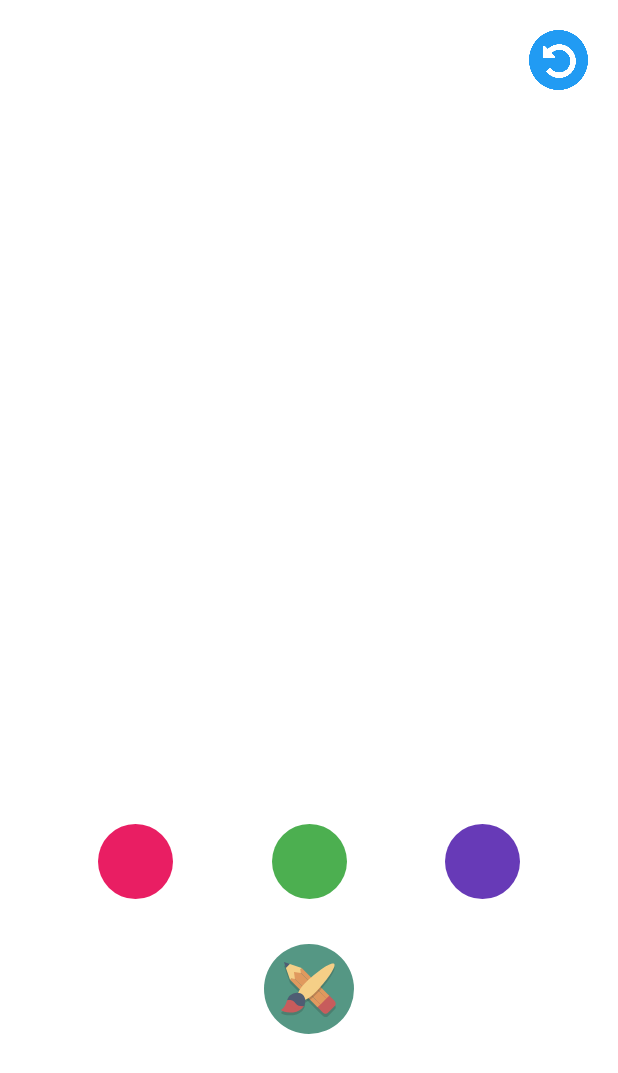
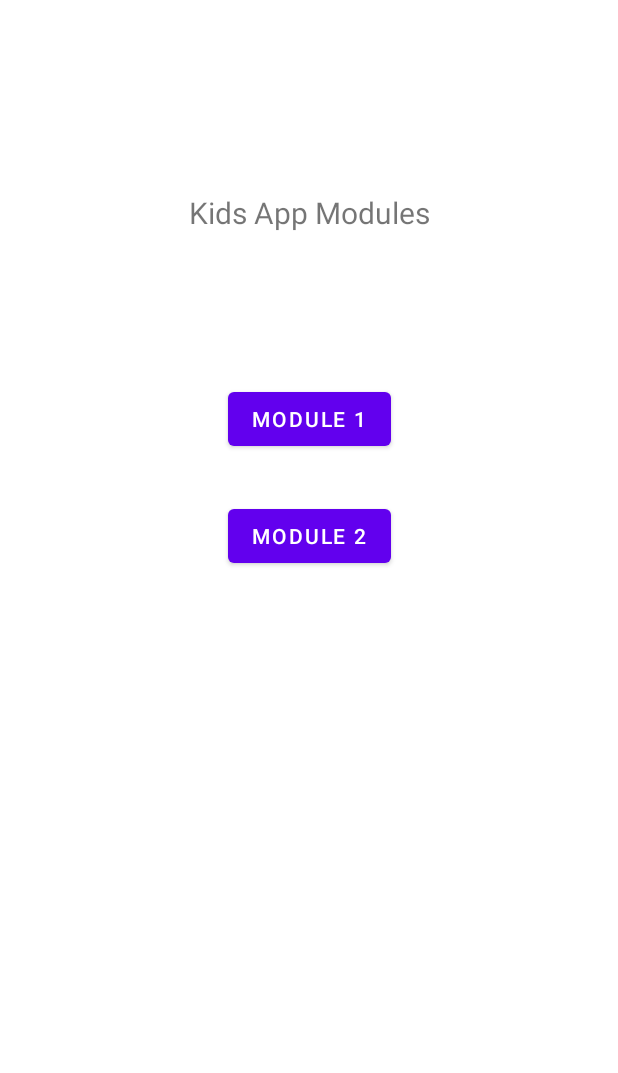
Before and after one commit to rafsanonline/drawNPaint, an Android app: the screen it shows after launch (MainActivity before the commit, InitActivity after it), on a phone screen of 412 x 824 dp. Shown: the top 1073 px of the screen. Run offline under Robolectric (Android 15) with nearby library versions, the phone set to English and light mode, and no system bars; our stand-ins replace data binding.

Commit message:
modules updated

```diff
--- a/app/build.gradle
+++ b/app/build.gradle
@@ -43,5 +43,5 @@ dependencies {
     testImplementation 'junit:junit:4.+'
     androidTestImplementation 'androidx.test.ext:junit:1.1.1'
     androidTestImplementation 'androidx.test.espresso:espresso-core:3.2.0'
-
+    implementation 'com.airbnb.android:lottie:3.0.0'
 }
--- a/app/src/main/AndroidManifest.xml
+++ b/app/src/main/AndroidManifest.xml
@@ -9,8 +9,10 @@
         android:roundIcon="@mipmap/ic_launcher_round"
         android:supportsRtl="true"
         android:theme="@style/Theme.Rnds">
+        <activity android:name="com.rafsan.drawNpaint.ModuleOneActivity"></activity>
+        <activity android:name="com.rafsan.drawNpaint.ModuleTwoActivity" />
         <activity
-            android:name="com.rafsan.drawNpaint.MainActivity"
+            android:name="com.rafsan.drawNpaint.InitActivity"
             android:screenOrientation="portrait">
             <intent-filter>
                 <action android:name="android.intent.action.MAIN" />
--- /dev/null
+++ b/app/src/main/java/com/rafsan/drawNpaint/InitActivity.kt
@@ -0,0 +1,27 @@
+package com.rafsan.drawNpaint
+
+import android.content.Intent
+import android.database.DatabaseUtils
+import androidx.appcompat.app.AppCompatActivity
+import android.os.Bundle
+import androidx.databinding.DataBindingUtil
+import com.rafsan.drawnPaint.R
+import com.rafsan.drawnPaint.databinding.ActivityInitBinding
+import com.rafsan.drawnPaint.databinding.ActivityModuleTwoBinding
+
+class InitActivity : AppCompatActivity() {
+    lateinit var binding: ActivityInitBinding
+    override fun onCreate(savedInstanceState: Bundle?) {
+        super.onCreate(savedInstanceState)
+        setContentView(R.layout.activity_init)
+
+        binding = DataBindingUtil.setContentView(this,R.layout.activity_init)
+        binding.module1.setOnClickListener {
+            startActivity(Intent(this,ModuleOneActivity::class.java))
+        }
+
+        binding.module2.setOnClickListener {
+            startActivity(Intent(this,ModuleTwoActivity::class.java))
+        }
+    }
+}
--- a/app/src/main/java/com/rafsan/drawNpaint/MainActivity.kt
+++ b/app/src/main/java/com/rafsan/drawNpaint/ModuleTwoActivity.kt
@@ -5,17 +5,18 @@ import androidx.appcompat.app.AppCompatActivity
 import androidx.core.content.ContextCompat
 import androidx.databinding.DataBindingUtil
 import com.rafsan.drawnPaint.R
-import com.rafsan.drawnPaint.databinding.ActivityMainBinding
 import com.rafsan.drawNpaint.utilities.DrawingFlags
-class MainActivity : AppCompatActivity(){
-    lateinit var binding: ActivityMainBinding
-    var canvasWidth = 0
-    var canvasHeight = 0
+import com.rafsan.drawnPaint.databinding.ActivityModuleTwoBinding
+
+class ModuleTwoActivity : AppCompatActivity(){
+    lateinit var binding: ActivityModuleTwoBinding
+    /*var canvasWidth = 0
+    var canvasHeight = 0*/
 
     override fun onCreate(savedInstanceState: Bundle?) {
         super.onCreate(savedInstanceState)
-        setContentView(R.layout.activity_main)
-        binding = DataBindingUtil.setContentView(this, R.layout.activity_main)
+        setContentView(R.layout.activity_module_two)
+        binding = DataBindingUtil.setContentView(this, R.layout.activity_module_two)
         manageColorClicks()
        // manageDraw()
 
--- /dev/null
+++ b/app/src/main/res/layout/activity_init.xml
@@ -0,0 +1,48 @@
+<?xml version="1.0" encoding="utf-8"?>
+<layout xmlns:android="http://schemas.android.com/apk/res/android"
+    xmlns:app="http://schemas.android.com/apk/res-auto"
+    xmlns:tools="http://schemas.android.com/tools">
+    <androidx.constraintlayout.widget.ConstraintLayout
+        android:layout_width="match_parent"
+        android:layout_height="match_parent"
+        tools:context="com.rafsan.drawNpaint.InitActivity">
+
+        <Button
+            android:id="@+id/module1"
+            android:layout_width="wrap_content"
+            android:layout_height="wrap_content"
+            android:text="Module 1"
+            app:layout_constraintEnd_toEndOf="parent"
+            app:layout_constraintStart_toStartOf="parent"
+            app:layout_constraintTop_toTopOf="@+id/guideline2" />
+
+        <Button
+            android:id="@+id/module2"
+            android:layout_width="wrap_content"
+            android:layout_height="wrap_content"
+            android:layout_marginTop="30dp"
+            android:text="Module 2"
+            app:layout_constraintEnd_toEndOf="@+id/module1"
+            app:layout_constraintHorizontal_bias="0.55"
+            app:layout_constraintStart_toStartOf="@+id/module1"
+            app:layout_constraintTop_toBottomOf="@+id/module1" />
+
+        <androidx.constraintlayout.widget.Guideline
+            android:id="@+id/guideline2"
+            android:layout_width="wrap_content"
+            android:layout_height="wrap_content"
+            android:orientation="horizontal"
+            app:layout_constraintGuide_percent="0.31" />
+
+        <TextView
+            android:id="@+id/textView"
+            android:layout_width="wrap_content"
+            android:layout_height="wrap_content"
+            android:layout_marginBottom="100dp"
+            android:text="Kids App Modules"
+            android:textSize="20sp"
+            app:layout_constraintBottom_toTopOf="@+id/guideline2"
+            app:layout_constraintEnd_toEndOf="parent"
+            app:layout_constraintStart_toStartOf="parent" />
+    </androidx.constraintlayout.widget.ConstraintLayout>
+</layout>
--- a/app/src/main/res/layout/activity_main.xml
+++ b/app/src/main/res/layout/activity_module_two.xml
@@ -6,7 +6,7 @@
     <androidx.constraintlayout.widget.ConstraintLayout
         android:layout_width="match_parent"
         android:layout_height="match_parent"
-        tools:context="com.rafsan.drawNpaint.MainActivity">
+        tools:context="com.rafsan.drawNpaint.ModuleTwoActivity">
 
         <androidx.constraintlayout.widget.Guideline
             android:id="@+id/guideline"
```
Also changed, not shown: app/src/main/assets/tracingAnimation.json (added, +1 -0 lines), app/src/main/java/com/rafsan/drawNpaint/ModuleOneActivity.kt (added, +65 -0 lines), app/src/main/res/layout/activity_module_one.xml (added, +22 -0 lines).
